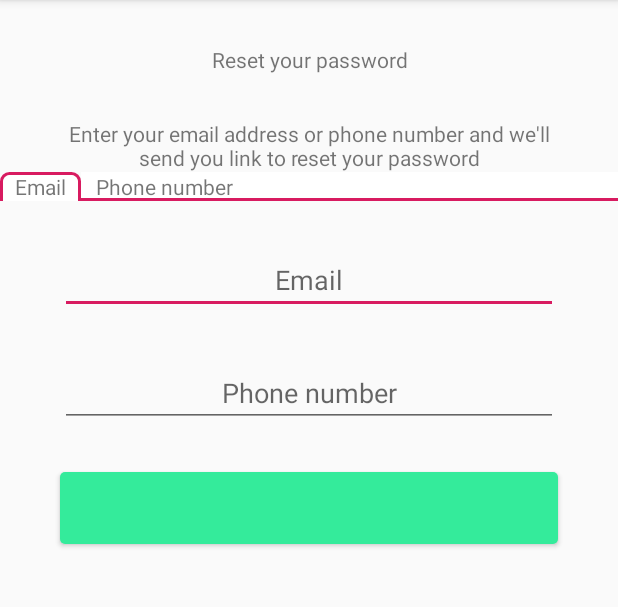
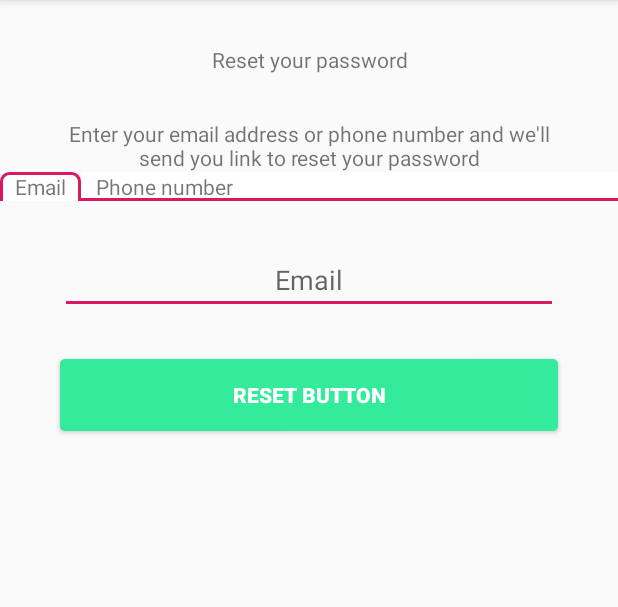
Before and after one commit to arjunsinghsaini/AffleSplitify, an Android app: the screen it shows after launch (MainActivity), after a tap on "Email", on a phone screen of 412 x 824 dp, the part 84-691 px from its top. Run offline under Robolectric (Android 15) with nearby library versions, the phone set to English and light mode, and no system bars.

Commit message:
MVVM Commit by Vaibhav

```diff
--- a/app/src/main/java/com/kidzania/afflesplitify/AccountsRoomDatabase/DAO/AccountsDao.java
+++ b/app/src/main/java/com/kidzania/afflesplitify/AccountsRoomDatabase/DAO/AccountsDao.java
@@ -16,7 +16,7 @@ public interface AccountsDao {
 
     @Query("DELETE FROM accounts")
     void deleteAll();
-//
-//    @Query("SELECT * from accounts")
-//    MutableLiveData<List<Accounts>> getAllAccounts();
+
+    @Query("SELECT * from accounts")
+    MutableLiveData<List<Accounts>> getAllAccounts();
 }
--- a/app/src/main/java/com/kidzania/afflesplitify/AccountsRoomDatabase/DAO/ShopDetailsDao.java
+++ b/app/src/main/java/com/kidzania/afflesplitify/AccountsRoomDatabase/DAO/ShopDetailsDao.java
@@ -16,7 +16,7 @@ public interface  ShopDetailsDao {
 
     @Query("DELETE FROM shop_details")
     void deleteAll();
-//
-//    @Query("SELECT * from shop_details")
-//    MutableLiveData<List<Shop_Details>> getAllShopDetails();
+
+    @Query("SELECT * from shop_details")
+    MutableLiveData<List<Shop_Details>> getAllShopDetails();
 }
--- a/app/src/main/java/com/kidzania/afflesplitify/AccountsRoomDatabase/DAO/ShopOwnerDao.java
+++ b/app/src/main/java/com/kidzania/afflesplitify/AccountsRoomDatabase/DAO/ShopOwnerDao.java
@@ -16,6 +16,6 @@ public interface ShopOwnerDao {
     @Query("DELETE FROM shop_owner")
     void deleteAll();
 
-//    @Query("SELECT * from shop_owner")
-//    MutableLiveData<List<Shop_Owner>> getAllShopOwner();
+    @Query("SELECT * from shop_owner")
+    MutableLiveData<List<Shop_Owner>> getAllShopOwner();
 }
--- a/app/src/main/java/com/kidzania/afflesplitify/fragments/ResetPasswordFragment.java
+++ b/app/src/main/java/com/kidzania/afflesplitify/fragments/ResetPasswordFragment.java
@@ -5,6 +5,9 @@ import android.util.Log;
 import android.view.LayoutInflater;
 import android.view.View;
 import android.view.ViewGroup;
+import android.widget.Button;
+import android.widget.EditText;
+import android.widget.TextView;
 
 import androidx.annotation.NonNull;
 import androidx.annotation.Nullable;
@@ -12,9 +15,11 @@ import androidx.fragment.app.Fragment;
 
 import com.kidzania.afflesplitify.R;
 
-public class ResetPasswordFragment extends Fragment {
+public class ResetPasswordFragment extends Fragment implements  View.OnClickListener{
 
-    View selectedTab;
+    View selectedTab, tabPhone,tabEmail;
+    EditText emailView, phoneView ;
+    Button resetButton ;
 
 
     public void onCreate(Bundle savedInstanceState) {
@@ -25,25 +30,41 @@ public class ResetPasswordFragment extends Fragment {
     @Nullable
     @Override
     public View onCreateView(@NonNull LayoutInflater inflater, @Nullable ViewGroup container, @Nullable Bundle savedInstanceState) {
-        ViewGroup root = (ViewGroup) inflater.inflate(R.layout.forgetpassword_fragment, container, false);
-        selectedTab=  root.findViewById(R.id.tabEmail);
-        selectedTab.setSelected(true);
+        View root =  inflater.inflate(R.layout.forgetpassword_fragment, container, false);
+        tabEmail=  root.findViewById(R.id.tabEmail);
+        tabPhone=  root.findViewById(R.id.tabphone);
+        emailView = root.findViewById(R.id.emailView);
+        phoneView = root.findViewById(R.id.phoneView);
+        resetButton  = root.findViewById(R.id.resetbutton);
+        resetButton.setText("Reset Button");
+        tabPhone.setOnClickListener(this);
+        tabEmail.setOnClickListener(this);
 
-        selectedTab.setOnClickListener(new View.OnClickListener()
+        phoneView.setVisibility(View.GONE);
+        tabEmail.setSelected(true);
+        return  root;
+    }
+
+
+    private void hide()
     {
-            @Override
+        phoneView.setVisibility(View.GONE);
+        emailView.setVisibility(View.GONE);
+    }
     public void onClick(View v)
     {
         Log.d("Hello","onclick");
+        hide();
         switch (v.getId())
         {
             case R.id.tabEmail:
                 v.setSelected(true);
-
+                emailView.setVisibility(View.VISIBLE);
                 break;
 
             case R.id.tabphone:
                 v.setSelected(true);
+                phoneView.setVisibility(View.VISIBLE);
                 break;
 
         }
@@ -51,8 +72,4 @@ public class ResetPasswordFragment extends Fragment {
             selectedTab.setSelected(false);
         selectedTab=v;
     }
-        });
-        return  root;
 }
-
-}
--- /dev/null
+++ b/app/src/main/java/com/kidzania/afflesplitify/model/LoginModel.java
@@ -0,0 +1,4 @@
+package com.kidzania.afflesplitify.model;
+
+public class LoginModel {
+}
--- a/app/src/main/res/layout/forgetpassword_fragment.xml
+++ b/app/src/main/res/layout/forgetpassword_fragment.xml
@@ -35,7 +35,6 @@
             android:layout_height="wrap_content"
             android:background="@drawable/sltr_tabs"
             android:gravity="center"
-            android:clickable="true"
             android:paddingHorizontal="10dp"
             android:text="@string/emailplaceholder" />
 
@@ -46,8 +45,8 @@
             android:layout_marginLeft="0dp"
             android:layout_marginRight="0dp"
             android:background="@drawable/sltr_tabs"
-            android:clickable="true"
             android:gravity="center"
+
             android:paddingHorizontal="10dp"
             android:text="@string/phoneno" />
 
@@ -60,22 +59,42 @@
             android:paddingHorizontal="10dp" />
     </LinearLayout>
 
-    <include
-        android:id="@+id/resetbutton"
-        layout="@layout/email_selected_fragment"
+
+
+    <EditText
+        android:id="@+id/emailView"
+        xmlns:android="http://schemas.android.com/apk/res/android"
         android:layout_width="match_parent"
         android:layout_height="wrap_content"
+        android:gravity="center"
         android:layout_marginHorizontal="40dp"
-        android:layout_marginTop="30dp" />
+        android:layout_marginTop="30dp"
+        android:hint="@string/emailplaceholder" />
+<!--    <include-->
+<!--        android:id="@+id/emailView"-->
+<!--        layout="@layout/email_selected_fragment"-->
+<!--        android:layout_width="match_parent"-->
+<!--        android:layout_height="wrap_content"-->
+<!--        android:layout_marginHorizontal="40dp"-->
+<!--        android:layout_marginTop="30dp" />-->
 
-
-    <include
-        android:id="@+id/resetbutton"
-        layout="@layout/phone_selected_fragment"
+    <EditText
+        android:id="@+id/phoneView"
+        xmlns:android="http://schemas.android.com/apk/res/android"
         android:layout_width="match_parent"
         android:layout_height="wrap_content"
+        android:gravity="center"
         android:layout_marginHorizontal="40dp"
-        android:layout_marginTop="30dp" />
+        android:layout_marginTop="30dp"
+        android:hint="@string/phoneno" />
+
+<!--    <include-->
+<!--        android:id="@+id/phoneView"-->
+<!--        layout="@layout/phone_selected_fragment"-->
+<!--        android:layout_width="match_parent"-->
+<!--        android:layout_height="wrap_content"-->
+<!--        android:layout_marginHorizontal="40dp"-->
+<!--        android:layout_marginTop="30dp" />-->
 
 
 
```
Also changed, not shown: app/src/main/java/com/kidzania/afflesplitify/Repository/AccountsRepository.java (+50 -50 lines), app/src/main/java/com/kidzania/afflesplitify/Repository/ShopDetailsRepository.java (+51 -51 lines), app/src/main/java/com/kidzania/afflesplitify/Repository/ShopOwnerRepository.java (+50 -52 lines). Lines whose indentation alone changed are shown as unchanged.
